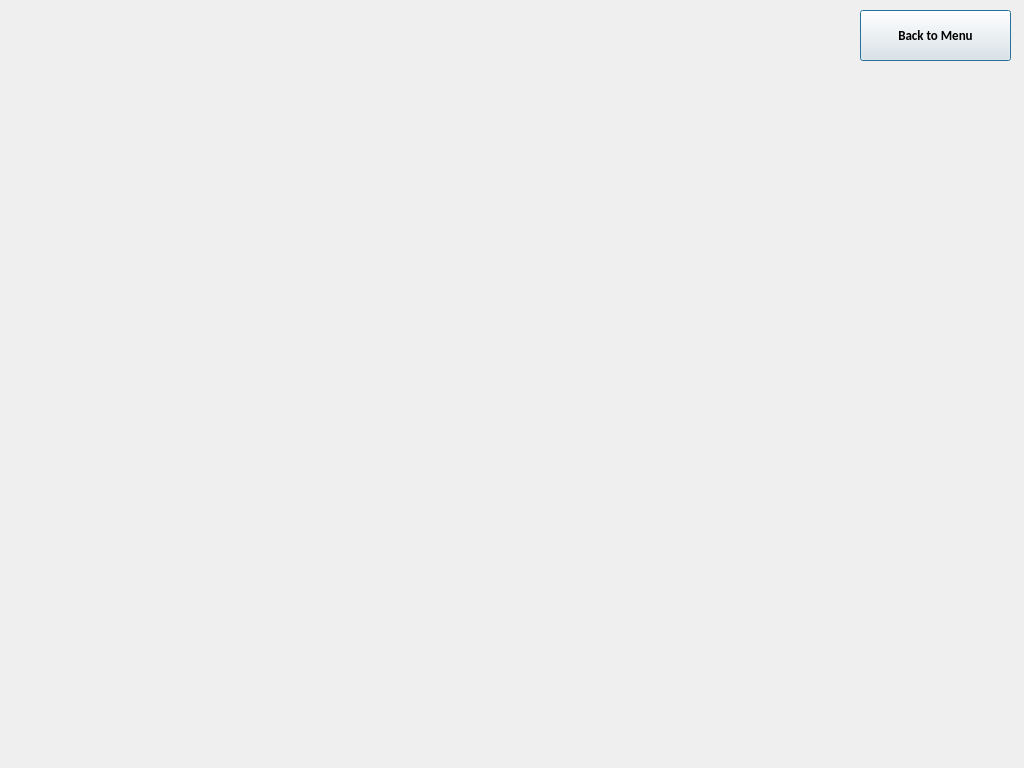
First picture: the form in receipt.ui, repository fyc0707/COTS, before the edit.
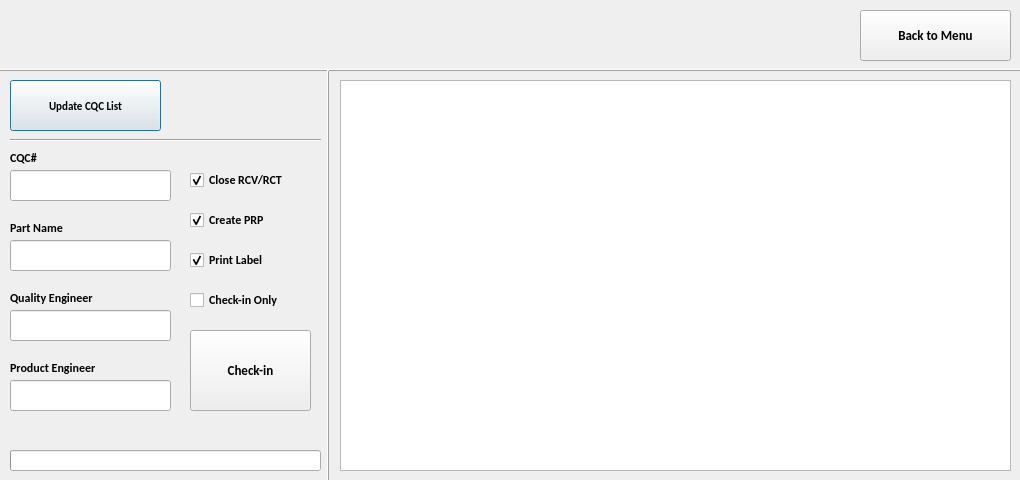
Second picture: the form after the edit. Icons and pictures are not drawn.

Commit message: Finished CQC system login function. Finished Check-in UI design. Optimised CQCSniffer class.

Patch:
```diff
--- a/receipt.ui
+++ b/receipt.ui
@@ -6,20 +6,20 @@
    <rect>
     <x>0</x>
     <y>0</y>
-    <width>1024</width>
-    <height>768</height>
+    <width>1020</width>
+    <height>480</height>
    </rect>
   </property>
   <property name="minimumSize">
    <size>
-    <width>1024</width>
-    <height>768</height>
+    <width>1020</width>
+    <height>480</height>
    </size>
   </property>
   <property name="maximumSize">
    <size>
-    <width>1024</width>
-    <height>768</height>
+    <width>1020</width>
+    <height>480</height>
    </size>
   </property>
   <property name="windowTitle">
@@ -47,12 +47,559 @@
     </font>
    </property>
    <property name="focusPolicy">
-    <enum>Qt::ClickFocus</enum>
+    <enum>Qt::NoFocus</enum>
    </property>
    <property name="text">
     <string>Back to Menu</string>
    </property>
   </widget>
+  <widget class="QPushButton" name="getListButton">
+   <property name="geometry">
+    <rect>
+     <x>10</x>
+     <y>80</y>
+     <width>151</width>
+     <height>51</height>
+    </rect>
+   </property>
+   <property name="font">
+    <font>
+     <family>Calibri</family>
+     <pointsize>8</pointsize>
+     <weight>75</weight>
+     <bold>true</bold>
+    </font>
+   </property>
+   <property name="focusPolicy">
+    <enum>Qt::ClickFocus</enum>
+   </property>
+   <property name="layoutDirection">
+    <enum>Qt::LeftToRight</enum>
+   </property>
+   <property name="text">
+    <string>Update CQC List</string>
+   </property>
+   <property name="icon">
+    <iconset resource="receipt_resource.qrc">
+     <normaloff>:/Icon/resources/img/download.png</normaloff>:/Icon/resources/img/download.png</iconset>
+   </property>
+   <property name="iconSize">
+    <size>
+     <width>40</width>
+     <height>40</height>
+    </size>
+   </property>
+   <property name="checkable">
+    <bool>false</bool>
+   </property>
+  </widget>
+  <widget class="Line" name="line">
+   <property name="geometry">
+    <rect>
+     <x>0</x>
+     <y>60</y>
+     <width>1021</width>
+     <height>20</height>
+    </rect>
+   </property>
+   <property name="frameShadow">
+    <enum>QFrame::Raised</enum>
+   </property>
+   <property name="orientation">
+    <enum>Qt::Horizontal</enum>
+   </property>
+  </widget>
+  <widget class="QLabel" name="welcomeLabel">
+   <property name="geometry">
+    <rect>
+     <x>10</x>
+     <y>20</y>
+     <width>291</width>
+     <height>31</height>
+    </rect>
+   </property>
+   <property name="font">
+    <font>
+     <family>Calibri</family>
+     <pointsize>11</pointsize>
+     <weight>75</weight>
+     <bold>true</bold>
+    </font>
+   </property>
+   <property name="focusPolicy">
+    <enum>Qt::NoFocus</enum>
+   </property>
+   <property name="text">
+    <string/>
+   </property>
+   <property name="alignment">
+    <set>Qt::AlignLeading|Qt::AlignLeft|Qt::AlignVCenter</set>
+   </property>
+  </widget>
+  <widget class="QProgressBar" name="progressBar">
+   <property name="geometry">
+    <rect>
+     <x>10</x>
+     <y>450</y>
+     <width>311</width>
+     <height>21</height>
+    </rect>
+   </property>
+   <property name="value">
+    <number>0</number>
+   </property>
+   <property name="textVisible">
+    <bool>false</bool>
+   </property>
+  </widget>
+  <widget class="QTableWidget" name="cqcList">
+   <property name="geometry">
+    <rect>
+     <x>340</x>
+     <y>80</y>
+     <width>671</width>
+     <height>391</height>
+    </rect>
+   </property>
+   <property name="editTriggers">
+    <set>QAbstractItemView::NoEditTriggers</set>
+   </property>
+  </widget>
+  <widget class="QLabel" name="cqcListLable">
+   <property name="geometry">
+    <rect>
+     <x>170</x>
+     <y>80</y>
+     <width>151</width>
+     <height>51</height>
+    </rect>
+   </property>
+   <property name="font">
+    <font>
+     <family>Calibri</family>
+     <pointsize>9</pointsize>
+     <weight>75</weight>
+     <bold>true</bold>
+    </font>
+   </property>
+   <property name="focusPolicy">
+    <enum>Qt::NoFocus</enum>
+   </property>
+   <property name="text">
+    <string/>
+   </property>
+   <property name="alignment">
+    <set>Qt::AlignCenter</set>
+   </property>
+  </widget>
+  <widget class="QLineEdit" name="cqcNumEdit">
+   <property name="geometry">
+    <rect>
+     <x>10</x>
+     <y>170</y>
+     <width>161</width>
+     <height>31</height>
+    </rect>
+   </property>
+   <property name="font">
+    <font>
+     <family>Calibri</family>
+     <pointsize>11</pointsize>
+     <weight>75</weight>
+     <bold>true</bold>
+    </font>
+   </property>
+   <property name="focusPolicy">
+    <enum>Qt::StrongFocus</enum>
+   </property>
+   <property name="text">
+    <string/>
+   </property>
+   <property name="maxLength">
+    <number>7</number>
+   </property>
+   <property name="alignment">
+    <set>Qt::AlignCenter</set>
+   </property>
+  </widget>
+  <widget class="Line" name="line_2">
+   <property name="geometry">
+    <rect>
+     <x>320</x>
+     <y>70</y>
+     <width>16</width>
+     <height>411</height>
+    </rect>
+   </property>
+   <property name="frameShadow">
+    <enum>QFrame::Raised</enum>
+   </property>
+   <property name="orientation">
+    <enum>Qt::Vertical</enum>
+   </property>
+  </widget>
+  <widget class="Line" name="line_3">
+   <property name="geometry">
+    <rect>
+     <x>10</x>
+     <y>130</y>
+     <width>311</width>
+     <height>20</height>
+    </rect>
+   </property>
+   <property name="orientation">
+    <enum>Qt::Horizontal</enum>
+   </property>
+  </widget>
+  <widget class="QLabel" name="label_1">
+   <property name="geometry">
+    <rect>
+     <x>10</x>
+     <y>150</y>
+     <width>111</width>
+     <height>16</height>
+    </rect>
+   </property>
+   <property name="font">
+    <font>
+     <family>Calibri</family>
+     <pointsize>9</pointsize>
+     <weight>75</weight>
+     <bold>true</bold>
+    </font>
+   </property>
+   <property name="focusPolicy">
+    <enum>Qt::NoFocus</enum>
+   </property>
+   <property name="text">
+    <string>CQC#</string>
+   </property>
+   <property name="alignment">
+    <set>Qt::AlignLeading|Qt::AlignLeft|Qt::AlignVCenter</set>
+   </property>
+  </widget>
+  <widget class="QLabel" name="label_2">
+   <property name="geometry">
+    <rect>
+     <x>10</x>
+     <y>220</y>
+     <width>111</width>
+     <height>16</height>
+    </rect>
+   </property>
+   <property name="font">
+    <font>
+     <family>Calibri</family>
+     <pointsize>9</pointsize>
+     <weight>75</weight>
+     <bold>true</bold>
+    </font>
+   </property>
+   <property name="focusPolicy">
+    <enum>Qt::NoFocus</enum>
+   </property>
+   <property name="text">
+    <string>Part Name</string>
+   </property>
+   <property name="alignment">
+    <set>Qt::AlignLeading|Qt::AlignLeft|Qt::AlignVCenter</set>
+   </property>
+  </widget>
+  <widget class="QLineEdit" name="partNameEdit">
+   <property name="geometry">
+    <rect>
+     <x>10</x>
+     <y>240</y>
+     <width>161</width>
+     <height>31</height>
+    </rect>
+   </property>
+   <property name="font">
+    <font>
+     <family>Calibri</family>
+     <pointsize>10</pointsize>
+     <weight>75</weight>
+     <bold>true</bold>
+    </font>
+   </property>
+   <property name="focusPolicy">
+    <enum>Qt::StrongFocus</enum>
+   </property>
+   <property name="text">
+    <string/>
+   </property>
+   <property name="alignment">
+    <set>Qt::AlignCenter</set>
+   </property>
+  </widget>
+  <widget class="QLabel" name="label_3">
+   <property name="geometry">
+    <rect>
+     <x>10</x>
+     <y>290</y>
+     <width>111</width>
+     <height>16</height>
+    </rect>
+   </property>
+   <property name="font">
+    <font>
+     <family>Calibri</family>
+     <pointsize>9</pointsize>
+     <weight>75</weight>
+     <bold>true</bold>
+    </font>
+   </property>
+   <property name="focusPolicy">
+    <enum>Qt::NoFocus</enum>
+   </property>
+   <property name="text">
+    <string>Quality Engineer</string>
+   </property>
+   <property name="alignment">
+    <set>Qt::AlignLeading|Qt::AlignLeft|Qt::AlignVCenter</set>
+   </property>
+  </widget>
+  <widget class="QLineEdit" name="cqeEdit">
+   <property name="geometry">
+    <rect>
+     <x>10</x>
+     <y>310</y>
+     <width>161</width>
+     <height>31</height>
+    </rect>
+   </property>
+   <property name="font">
+    <font>
+     <family>Calibri</family>
+     <pointsize>8</pointsize>
+     <weight>75</weight>
+     <bold>true</bold>
+    </font>
+   </property>
+   <property name="focusPolicy">
+    <enum>Qt::StrongFocus</enum>
+   </property>
+   <property name="text">
+    <string/>
+   </property>
+   <property name="alignment">
+    <set>Qt::AlignCenter</set>
+   </property>
+  </widget>
+  <widget class="QLabel" name="label_4">
+   <property name="geometry">
+    <rect>
+     <x>10</x>
+     <y>360</y>
+     <width>111</width>
+     <height>16</height>
+    </rect>
+   </property>
+   <property name="font">
+    <font>
+     <family>Calibri</family>
+     <pointsize>9</pointsize>
+     <weight>75</weight>
+     <bold>true</bold>
+    </font>
+   </property>
+   <property name="focusPolicy">
+    <enum>Qt::NoFocus</enum>
+   </property>
+   <property name="text">
+    <string>Product Engineer</string>
+   </property>
+   <property name="alignment">
+    <set>Qt::AlignLeading|Qt::AlignLeft|Qt::AlignVCenter</set>
+   </property>
+  </widget>
+  <widget class="QLineEdit" name="peEdit">
+   <property name="geometry">
+    <rect>
+     <x>10</x>
+     <y>380</y>
+     <width>161</width>
+     <height>31</height>
+    </rect>
+   </property>
+   <property name="font">
+    <font>
+     <family>Calibri</family>
+     <pointsize>8</pointsize>
+     <weight>75</weight>
+     <bold>true</bold>
+    </font>
+   </property>
+   <property name="focusPolicy">
+    <enum>Qt::StrongFocus</enum>
+   </property>
+   <property name="text">
+    <string/>
+   </property>
+   <property name="alignment">
+    <set>Qt::AlignCenter</set>
+   </property>
+  </widget>
+  <widget class="QCheckBox" name="prpBox">
+   <property name="geometry">
+    <rect>
+     <x>190</x>
+     <y>210</y>
+     <width>121</width>
+     <height>20</height>
+    </rect>
+   </property>
+   <property name="font">
+    <font>
+     <family>Calibri</family>
+     <pointsize>9</pointsize>
+     <weight>75</weight>
+     <bold>true</bold>
+    </font>
+   </property>
+   <property name="text">
+    <string>Create PRP</string>
+   </property>
+   <property name="checked">
+    <bool>true</bool>
+   </property>
+  </widget>
+  <widget class="QCheckBox" name="rcvBox">
+   <property name="geometry">
+    <rect>
+     <x>190</x>
+     <y>170</y>
+     <width>121</width>
+     <height>20</height>
+    </rect>
+   </property>
+   <property name="font">
+    <font>
+     <family>Calibri</family>
+     <pointsize>9</pointsize>
+     <weight>75</weight>
+     <bold>true</bold>
+    </font>
+   </property>
+   <property name="text">
+    <string>Close RCV/RCT</string>
+   </property>
+   <property name="checked">
+    <bool>true</bool>
+   </property>
+  </widget>
+  <widget class="QCheckBox" name="printBox">
+   <property name="geometry">
+    <rect>
+     <x>190</x>
+     <y>250</y>
+     <width>121</width>
+     <height>20</height>
+    </rect>
+   </property>
+   <property name="font">
+    <font>
+     <family>Calibri</family>
+     <pointsize>9</pointsize>
+     <weight>75</weight>
+     <bold>true</bold>
+    </font>
+   </property>
+   <property name="text">
+    <string>Print Label</string>
+   </property>
+   <property name="checked">
+    <bool>true</bool>
+   </property>
+  </widget>
+  <widget class="QCheckBox" name="checkOnlyBox">
+   <property name="geometry">
+    <rect>
+     <x>190</x>
+     <y>290</y>
+     <width>121</width>
+     <height>20</height>
+    </rect>
+   </property>
+   <property name="font">
+    <font>
+     <family>Calibri</family>
+     <pointsize>9</pointsize>
+     <weight>75</weight>
+     <bold>true</bold>
+    </font>
+   </property>
+   <property name="text">
+    <string>Check-in Only</string>
+   </property>
+  </widget>
+  <widget class="QPushButton" name="checkinButton">
+   <property name="geometry">
+    <rect>
+     <x>190</x>
+     <y>330</y>
+     <width>121</width>
+     <height>81</height>
+    </rect>
+   </property>
+   <property name="font">
+    <font>
+     <family>Calibri</family>
+     <pointsize>10</pointsize>
+     <weight>75</weight>
+     <bold>true</bold>
+    </font>
+   </property>
+   <property name="focusPolicy">
+    <enum>Qt::ClickFocus</enum>
+   </property>
+   <property name="layoutDirection">
+    <enum>Qt::LeftToRight</enum>
+   </property>
+   <property name="text">
+    <string>Check-in</string>
+   </property>
+   <property name="icon">
+    <iconset resource="receipt_resource.qrc">
+     <normaloff>:/Icon/resources/img/check-in.png</normaloff>:/Icon/resources/img/check-in.png</iconset>
+   </property>
+   <property name="iconSize">
+    <size>
+     <width>40</width>
+     <height>40</height>
+    </size>
+   </property>
+   <property name="checkable">
+    <bool>false</bool>
+   </property>
+  </widget>
+  <widget class="QLabel" name="resultLabel">
+   <property name="geometry">
+    <rect>
+     <x>10</x>
+     <y>420</y>
+     <width>311</width>
+     <height>21</height>
+    </rect>
+   </property>
+   <property name="font">
+    <font>
+     <family>Calibri</family>
+     <pointsize>9</pointsize>
+     <weight>75</weight>
+     <bold>true</bold>
+    </font>
+   </property>
+   <property name="focusPolicy">
+    <enum>Qt::NoFocus</enum>
+   </property>
+   <property name="text">
+    <string/>
+   </property>
+   <property name="alignment">
+    <set>Qt::AlignCenter</set>
+   </property>
+  </widget>
  </widget>
  <resources>
   <include location="receipt_resource.qrc"/>
```
Left out of the diff: 53 changed lines with no effect on the pictures. The commit also changes 9 other files.
